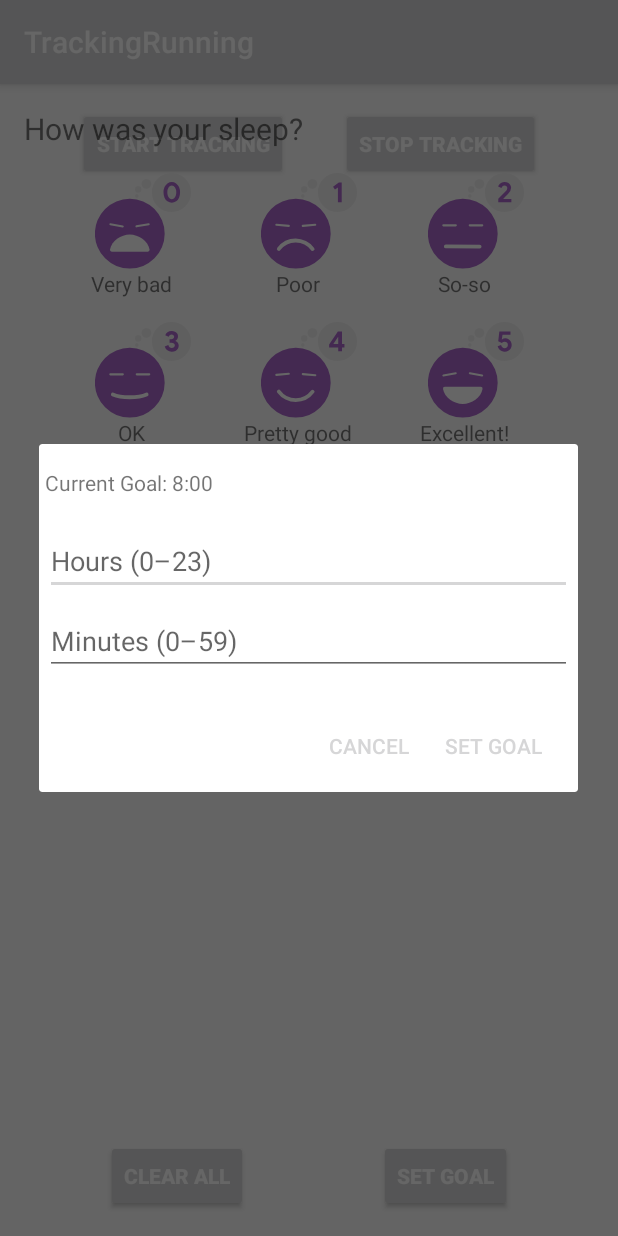
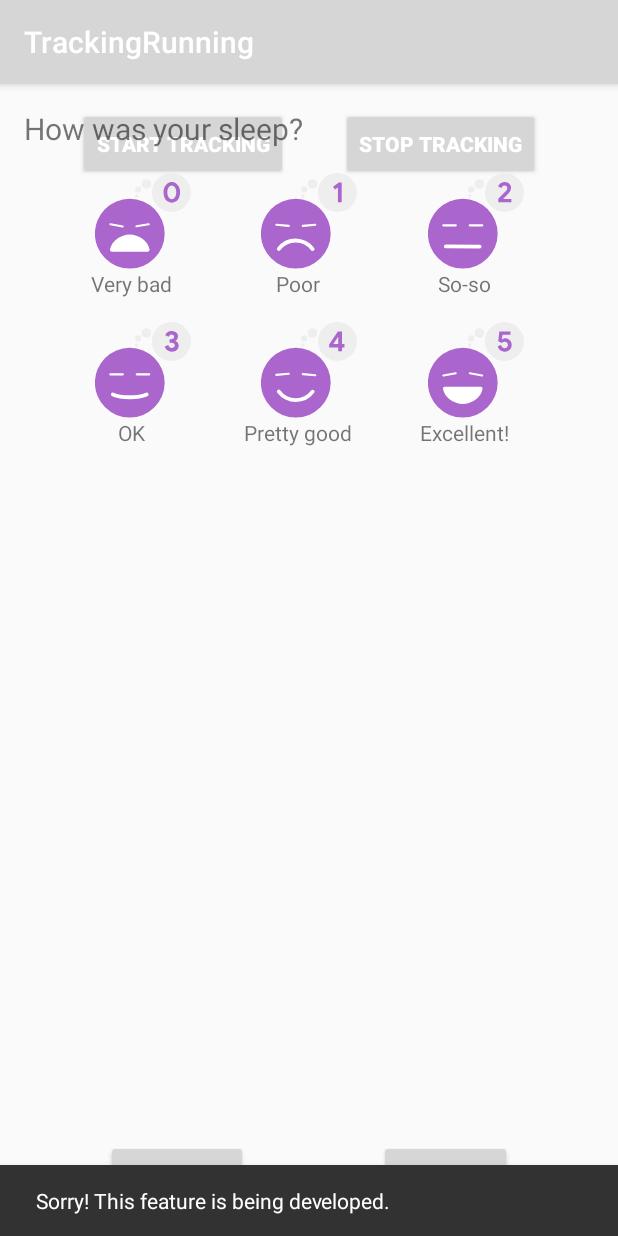
Before and after one commit to PLHieu/Healthy-Lifestyle, an Android app: the SleepTrackerFragment screen opened directly, with no data from a screen before it, after a tap on "SET GOAL", on a phone screen of 412 x 824 dp. Run offline under Robolectric (Android 15) with nearby library versions, the phone set to English and light mode, and no system bars; our stand-ins replace Room's generated code, data binding; Roboto replaces fonts that are not available here; 4 statements that could not run were skipped; 3 other taps on this screen came first.

Commit message:
Update implementing features

```diff
--- a/app/src/main/java/com/example/awesomehabit/sleeping/tracker/SleepTrackerViewModel.kt
+++ b/app/src/main/java/com/example/awesomehabit/sleeping/tracker/SleepTrackerViewModel.kt
@@ -115,21 +115,23 @@ class SleepTrackerViewModel(
     }
 
     fun onSetGoal() {
-        val sleepGoalDialog = SleepGoalDialogFragment()
-        sleepGoalDialog.setSleepGoalDialogListener(object:SleepGoalDialogFragment.SleepGoalDialogListener {
-            override fun showSnackBarSuccess() {
-                snackbarString =
-                        getApplication<Application>().applicationContext.getString(R.string.set_goal_snackbar_success) +
-                                " " + SleepGoal.getInstance(getApplication<Application>().applicationContext).toString() + "."
-                _showSnackbarEvent.value = true
-            }
-
-            override fun showSnackBarFail() {
-                snackbarString =
-                        getApplication<Application>().applicationContext.getString(R.string.set_goal_snackbar_fail)
-                _showSnackbarEvent.value = true
-            }
-        })
-        sleepGoalDialog.show(fragmentManager, "sleepGoalDialog")
+//        val sleepGoalDialog = SleepGoalDialogFragment()
+//        sleepGoalDialog.setSleepGoalDialogListener(object:SleepGoalDialogFragment.SleepGoalDialogListener {
+//            override fun showSnackBarSuccess() {
+//                snackbarString =
+//                        getApplication<Application>().applicationContext.getString(R.string.set_goal_snackbar_success) +
+//                                " " + SleepGoal.getInstance(getApplication<Application>().applicationContext).toString() + "."
+//                _showSnackbarEvent.value = true
+//            }
+//
+//            override fun showSnackBarFail() {
+//                snackbarString =
+//                        getApplication<Application>().applicationContext.getString(R.string.set_goal_snackbar_fail)
+//                _showSnackbarEvent.value = true
+//            }
+//        })
+//        sleepGoalDialog.show(fragmentManager, "sleepGoalDialog")
+        snackbarString = getApplication<Application>().applicationContext.getString(R.string.implementing)
+        _showSnackbarEvent.value = true
     }
 }
--- a/app/src/main/res/values/strings.xml
+++ b/app/src/main/res/values/strings.xml
@@ -54,4 +54,5 @@
     <string name="cleared_message">All your data is gone forever.</string>
     <string name="set_goal_snackbar_success">Your goal is set to</string>
     <string name="set_goal_snackbar_fail">Your input is invalid!</string>
+    <string name="implementing">Sorry! This feature is being developed.</string>
 </resources>
```
